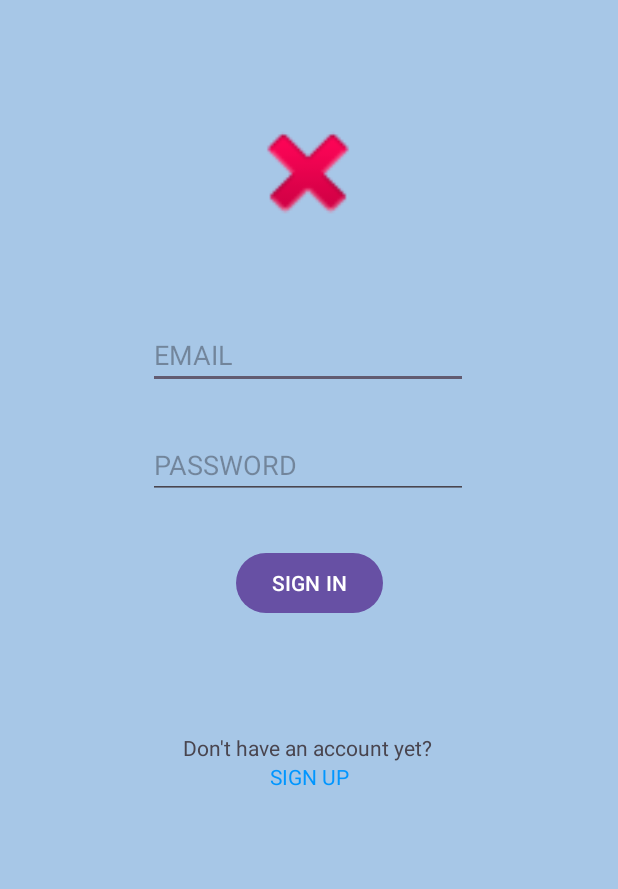
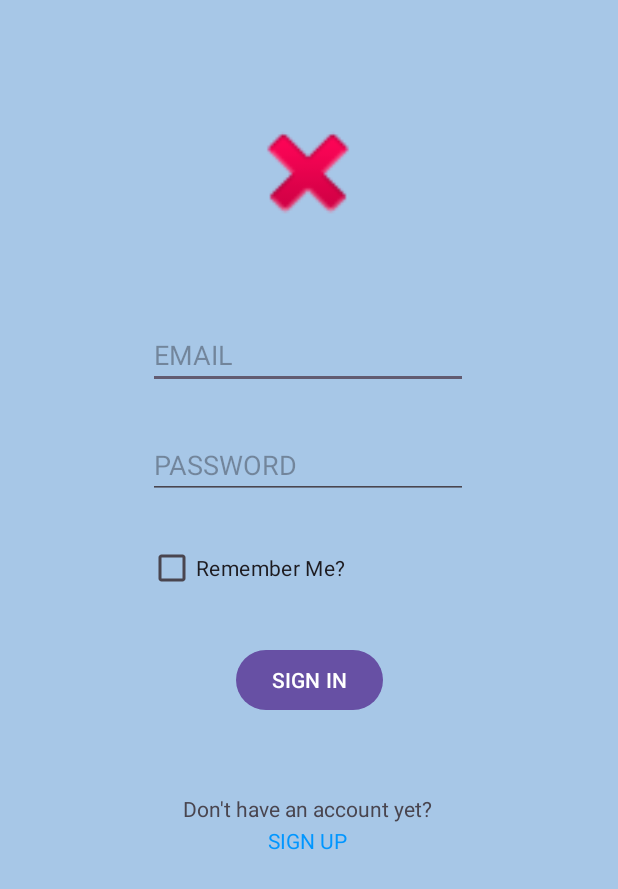
Before and after one commit to richjameslozano/FinalsProject, an Android app: the screen it shows after launch (Login before the commit, login after it), on a phone screen of 412 x 824 dp. Shown: the top 889 px of the screen. Run offline under Robolectric (Android 15) with nearby library versions, the phone set to English and light mode, and no system bars; our stand-ins replace Firebase (no records; nobody signed in at launch, a user with empty details on screens opened directly).

Commit message:
Login Status Logic Finished Login Status bound with account type to follow 5:46PM_02/27/24

```diff
--- /dev/null
+++ b/app/src/main/java/com/example/finalsproject/SplashScreen.java
@@ -0,0 +1,40 @@
+package com.example.finalsproject;
+
+import androidx.appcompat.app.AppCompatActivity;
+
+import android.annotation.SuppressLint;
+import android.content.Intent;
+import android.content.SharedPreferences;
+import android.os.Bundle;
+import android.os.Handler;
+import android.widget.ImageView;
+
+import com.bumptech.glide.Glide;
+@SuppressLint("CustomSplashScreen")
+public class SplashScreen extends AppCompatActivity {
+    public static final String SHARED_PREFS = "sharedPrefs";
+    public static final String STATUS = "status";
+    @Override
+    protected void onCreate(Bundle savedInstanceState) {
+        super.onCreate(savedInstanceState);
+        setContentView(R.layout.activity_splash_screen);
+        @SuppressLint({"MissingInflateId", "LocalSuppress"})
+        ImageView img = findViewById(R.id.splashimg);
+        Glide.with(SplashScreen.this)
+                .load(R.drawable.spongebob)
+                .into(img);
+
+        new Handler().postDelayed(() -> {
+            //CHECKING LOGGED IN STATE//WE SHOULD MOVE TO SPLASH SCREEN JAVA//
+            boolean login_status;
+            SharedPreferences sharedPreferences = getSharedPreferences(SHARED_PREFS, MODE_PRIVATE);
+            login_status = sharedPreferences.getBoolean(STATUS, false);
+            if(login_status){
+                startActivity(new Intent(this, dashboard.class));
+            }
+            else{
+                startActivity(new Intent(this, login.class));
+            }
+        },5000);
+    }
+}
--- a/app/src/main/java/com/example/finalsproject/Login.java
+++ b/app/src/main/java/com/example/finalsproject/login.java
@@ -1,31 +1,32 @@
 package com.example.finalsproject;
 
-import androidx.annotation.NonNull;
+import static com.example.finalsproject.SplashScreen.SHARED_PREFS;
+import static com.example.finalsproject.SplashScreen.STATUS;
+
 import androidx.appcompat.app.AppCompatActivity;
 
 import android.content.Intent;
+import android.content.SharedPreferences;
 import android.os.Bundle;
 import android.text.TextUtils;
 import android.widget.Button;
+import android.widget.CheckBox;
 import android.widget.EditText;
 import android.widget.TextView;
 import android.widget.Toast;
 
 import com.example.finalsproject.registration_activities.register;
-import com.google.android.gms.tasks.OnCompleteListener;
-import com.google.android.gms.tasks.Task;
-import com.google.firebase.auth.AuthResult;
 import com.google.firebase.auth.FirebaseAuth;
 
 import java.util.Objects;
 
-public class Login extends AppCompatActivity {
+public class login extends AppCompatActivity {
 
     TextView signup;
     Button login_btn;
+    CheckBox remember_btn;
     EditText email_login,pass_login;
     FirebaseAuth fAuth;
-
     @Override
     protected void onCreate(Bundle savedInstanceState) {
         super.onCreate(savedInstanceState);
@@ -35,6 +36,7 @@ public class Login extends AppCompatActivity {
         pass_login = findViewById(R.id.pass_login);
         signup = findViewById(R.id.signup);
         login_btn = findViewById(R.id.login_btn);
+        remember_btn = findViewById(R.id.remember_btn);
         fAuth = FirebaseAuth.getInstance();
         signup.setOnClickListener(view -> startActivity(new Intent(getApplicationContext(),register.class)));
 
@@ -56,18 +58,23 @@ public class Login extends AppCompatActivity {
                   return;
             }
             //authentication
-            fAuth.signInWithEmailAndPassword(email,password).addOnCompleteListener(new OnCompleteListener<AuthResult>() {
-                @Override
-                public void onComplete(@NonNull Task<AuthResult> task) {
-                    if (task.isSuccessful()){
-                        Toast.makeText(Login.this,"Login Successfully!",Toast.LENGTH_SHORT).show();
-                        startActivity(new Intent(getApplicationContext(),MainActivity.class));
-                    }
-                    else{
-                        Toast.makeText(Login.this,Objects.requireNonNull(task.getException()).getMessage(),Toast.LENGTH_LONG).show();
-                    }
+            fAuth.signInWithEmailAndPassword(email,password).addOnCompleteListener(task -> {
+                if (task.isSuccessful()){
+                    Toast.makeText(login.this,"Login Successfully!",Toast.LENGTH_SHORT).show();
+                    remember_save();
+                    startActivity(new Intent(getApplicationContext(), dashboard.class));
+                    finish();
+                }
+                else{
+                    Toast.makeText(login.this,Objects.requireNonNull(task.getException()).getMessage(),Toast.LENGTH_LONG).show();
                 }
             });
         });
     }
+    public void remember_save(){
+        SharedPreferences sharedPreferences = getSharedPreferences(SHARED_PREFS, MODE_PRIVATE);
+        SharedPreferences.Editor editor = sharedPreferences.edit();
+        editor.putBoolean(STATUS, remember_btn.isChecked());
+        editor.apply();
+    }
 }
--- a/app/src/main/res/layout/activity_login.xml
+++ b/app/src/main/res/layout/activity_login.xml
@@ -6,20 +6,7 @@
     android:layout_height="match_parent"
     android:background="@color/pblue"
     android:backgroundTint="@color/pblue"
-    tools:context=".Login">
-
-    <TextView
-        android:id="@+id/signup"
-        android:layout_width="wrap_content"
-        android:layout_height="wrap_content"
-        android:text="SIGN UP"
-        android:textAlignment="center"
-        android:textColor="@color/bblue"
-        app:layout_constraintBottom_toBottomOf="parent"
-        app:layout_constraintEnd_toEndOf="parent"
-        app:layout_constraintStart_toStartOf="parent"
-        app:layout_constraintTop_toBottomOf="@+id/textView2"
-        app:layout_constraintVertical_bias="0.0" />
+    tools:context=".login">
 
     <EditText
         android:id="@+id/email_login"
@@ -62,21 +49,49 @@
         android:id="@+id/login_btn"
         android:layout_width="wrap_content"
         android:layout_height="wrap_content"
-        android:layout_marginTop="32dp"
+        android:layout_marginTop="52dp"
         android:text="SIGN IN"
+        app:layout_constraintBottom_toBottomOf="parent"
         app:layout_constraintEnd_toEndOf="parent"
         app:layout_constraintStart_toStartOf="parent"
-        app:layout_constraintTop_toBottomOf="@+id/pass_login"
+        app:layout_constraintTop_toTopOf="parent"
+        app:layout_constraintVertical_bias="0.521"
         app:rippleColor="@color/bblue" />
 
     <TextView
-        android:id="@+id/textView2"
+        android:id="@+id/no_acc_txt"
         android:layout_width="wrap_content"
         android:layout_height="wrap_content"
-        android:layout_marginTop="76dp"
+        android:layout_marginTop="52dp"
         android:text="Don't have an account yet?"
         app:layout_constraintEnd_toEndOf="parent"
         app:layout_constraintHorizontal_bias="0.497"
         app:layout_constraintStart_toStartOf="parent"
         app:layout_constraintTop_toBottomOf="@+id/login_btn" />
+
+    <TextView
+        android:id="@+id/signup"
+        android:layout_width="wrap_content"
+        android:layout_height="wrap_content"
+        android:text="SIGN UP"
+        android:textAlignment="center"
+        android:textColor="@color/bblue"
+        app:layout_constraintBottom_toBottomOf="parent"
+        app:layout_constraintEnd_toEndOf="parent"
+        app:layout_constraintHorizontal_bias="0.498"
+        app:layout_constraintStart_toStartOf="parent"
+        app:layout_constraintTop_toBottomOf="@+id/no_acc_txt"
+        app:layout_constraintVertical_bias="0.008" />
+
+    <CheckBox
+        android:id="@+id/remember_btn"
+        android:layout_width="wrap_content"
+        android:layout_height="wrap_content"
+        android:text="Remember Me?"
+        app:layout_constraintBottom_toBottomOf="parent"
+        app:layout_constraintEnd_toEndOf="parent"
+        app:layout_constraintHorizontal_bias="0.352"
+        app:layout_constraintStart_toStartOf="parent"
+        app:layout_constraintTop_toTopOf="parent"
+        app:layout_constraintVertical_bias="0.457" />
 </androidx.constraintlayout.widget.ConstraintLayout>
--- a/app/src/main/res/layout/fragment_register1.xml
+++ b/app/src/main/res/layout/fragment_register1.xml
@@ -8,7 +8,7 @@
     <!-- TODO: Update blank fragment layout -->
     <androidx.constraintlayout.widget.ConstraintLayout
         android:layout_width="match_parent"
-        android:layout_height="350dp"
+        android:layout_height="450dp"
         android:background="@color/bblue"
         app:layout_constraintBottom_toBottomOf="parent"
         app:layout_constraintEnd_toEndOf="parent"
--- a/app/src/main/res/layout/fragment_register2.xml
+++ b/app/src/main/res/layout/fragment_register2.xml
@@ -8,7 +8,7 @@
     <!-- TODO: Update blank fragment layout -->
     <androidx.constraintlayout.widget.ConstraintLayout
         android:layout_width="match_parent"
-        android:layout_height="350dp"
+        android:layout_height="450dp"
         android:background="@color/bblue"
         app:layout_constraintBottom_toBottomOf="parent"
         app:layout_constraintEnd_toEndOf="parent"
--- a/app/src/main/res/values/strings.xml
+++ b/app/src/main/res/values/strings.xml
@@ -1,8 +1,9 @@
 <resources>
     <string name="app_name">EGC-GHE Delivery Service App</string>
     <string name="hello_blank_fragment">Hello blank fragment</string>
-    <string-array name="register_acctype">
+    <string-array name="register_acc_type">
         <item>Customer</item>//1
         <item>Subcontractor</item>//2
     </string-array>
+    <bool name="login_status">false</bool>
 </resources>
```
Also changed, not shown: app/build.gradle.kts (+7 -0 lines), app/src/main/AndroidManifest.xml (+8 -5 lines), app/src/main/java/com/example/finalsproject/MainActivity.java (deleted, +0 -12 lines), app/src/main/java/com/example/finalsproject/dashboard.java (added, +33 -0 lines), app/src/main/java/com/example/finalsproject/registration_activities/register.java (+8 -11 lines), app/src/main/java/com/example/finalsproject/registration_activities/register1.java (+5 -4 lines), app/src/main/java/com/example/finalsproject/registration_activities/register2.java (+39 -6 lines), app/src/main/res/layout/activity_register.xml (+28 -15 lines), app/src/main/res/layout/activity_splash_screen.xml (added, +18 -0 lines), app/src/main/res/layout/dashboard.xml (renamed from app/src/main/res/layout/activity_main.xml, +13 -1 lines), app/src/main/res/drawable/spongebob.gif (added).
